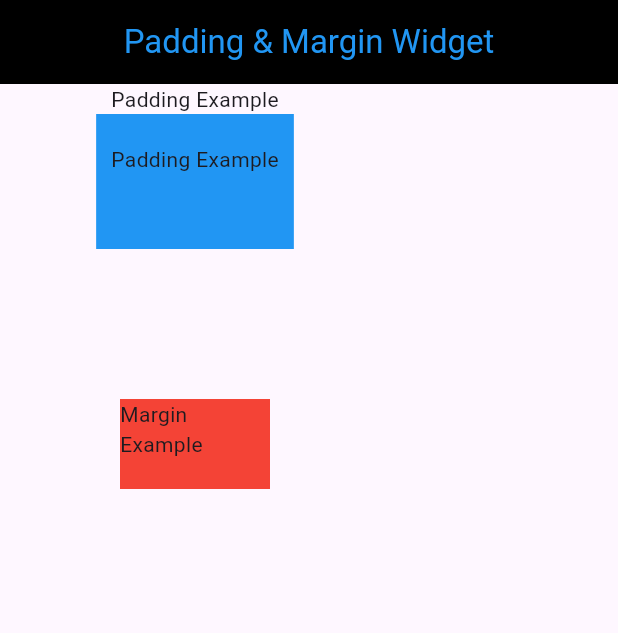
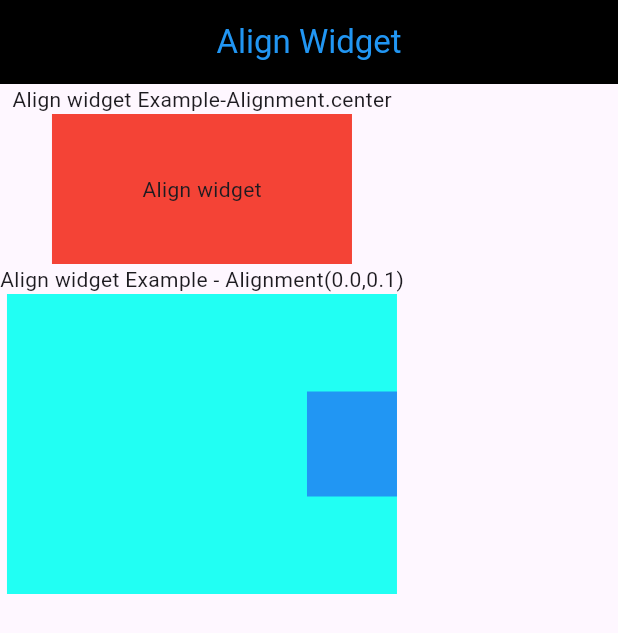
Before and after one commit to Mahafujmr/flutter_all_weiget_practice, a Flutter app: the screen it shows after launch, on a phone screen of 412 x 824 dp. Shown: the top 633 px of the screen. Run offline on Flutter 3.47's test engine with Material 3 defaults, Android fonts, the phone set to English and light mode, and no system bars.

Commit message:
flutter align widget

```diff
--- /dev/null
+++ b/lib/layout_widgets/align_widget.dart
@@ -0,0 +1,56 @@
+// flutter align widget
+import 'package:flutter/material.dart';
+
+class AlignWidget extends StatelessWidget {
+  const AlignWidget({super.key});
+  @override
+  Widget build(BuildContext context) {
+    return Scaffold(
+      appBar: AppBar(
+        backgroundColor: Colors.black,
+        title: Text(
+          'Align Widget',
+          style: TextStyle(fontSize: 22, color: Colors.blue),
+        ),
+        centerTitle: true,
+      ),
+      body: Column(
+        children: [
+          Text('Align widget Example-Alignment.center'),
+          Container(
+            width: 200,
+            height: 100,
+            color: Colors.red,
+            child: Align(
+              alignment: Alignment.center,
+              child: Text('Align widget'),
+            ),
+          ),
+          Text('Align widget Example - Alignment(0.0,0.1)'),
+          Container(
+            width: 260,
+            height: 200,
+            color: Colors.blue.withValues(green: 10),
+            child: Align(
+              alignment: Alignment(1, 0),
+              widthFactor: 2,
+              child: Container(width: 60, height: 70, color: Colors.blue),
+            ),
+          ),
+        ],
+      ),
+      // align widget => use width and Height -> Factor
+      // body: Center(
+      //   child: Container(
+      //     color: Colors.blueAccent.shade100,
+      //     child: Align(
+      //       alignment: Alignment.bottomRight,
+      //       heightFactor: 2,
+      //       widthFactor: 2,
+      //       child: Container(width: 80, height: 80, color: Colors.red),
+      //     ),
+      //   ),
+      // ),
+    );
+  }
+}
--- a/lib/main.dart
+++ b/lib/main.dart
@@ -1,6 +1,5 @@
 import 'package:flutter/material.dart';
-import 'package:flutter_all_widget_practice/layout_widgets/padding_margin_widget.dart';
-import 'package:flutter_all_widget_practice/layout_widgets/sizedbox_widget.dart';
+import 'package:flutter_all_widget_practice/layout_widgets/align_widget.dart';
 
 void main() {
   runApp(MyApp());
@@ -27,7 +26,7 @@ class MyApp extends StatelessWidget {
 
       // builder is call back function
       //builder: (context, child) => ,
-      home: PaddingMarginWidget(),
+      home: AlignWidget(),
     );
   }
 }
```
Also changed, not shown: 1 other file.
